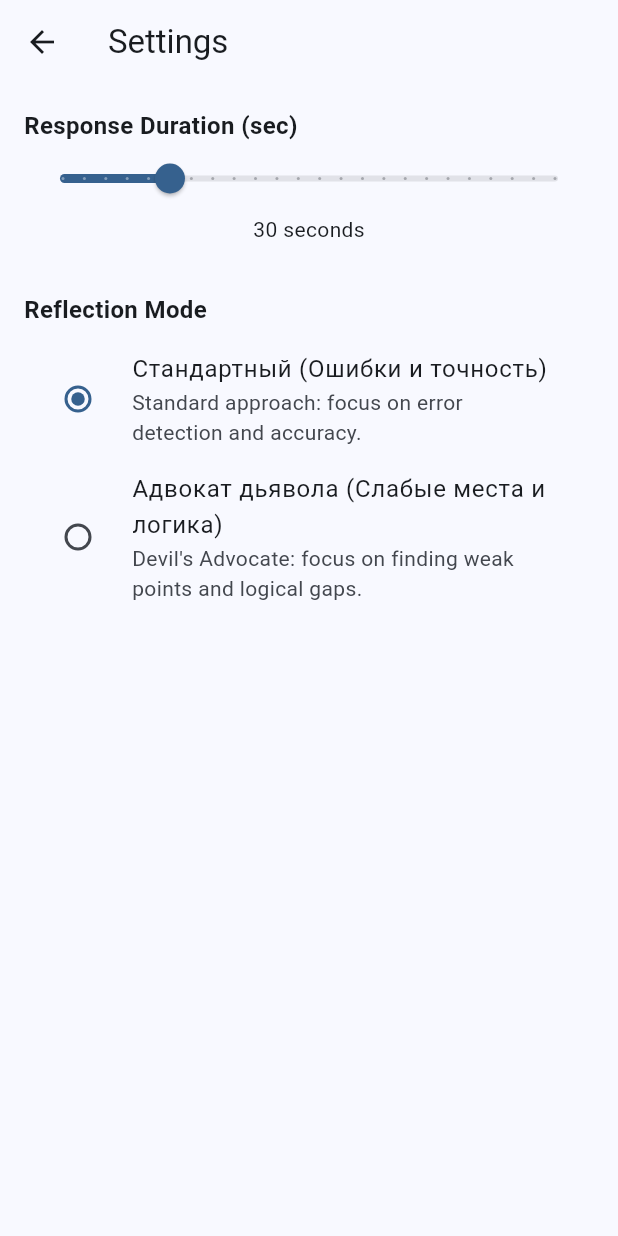
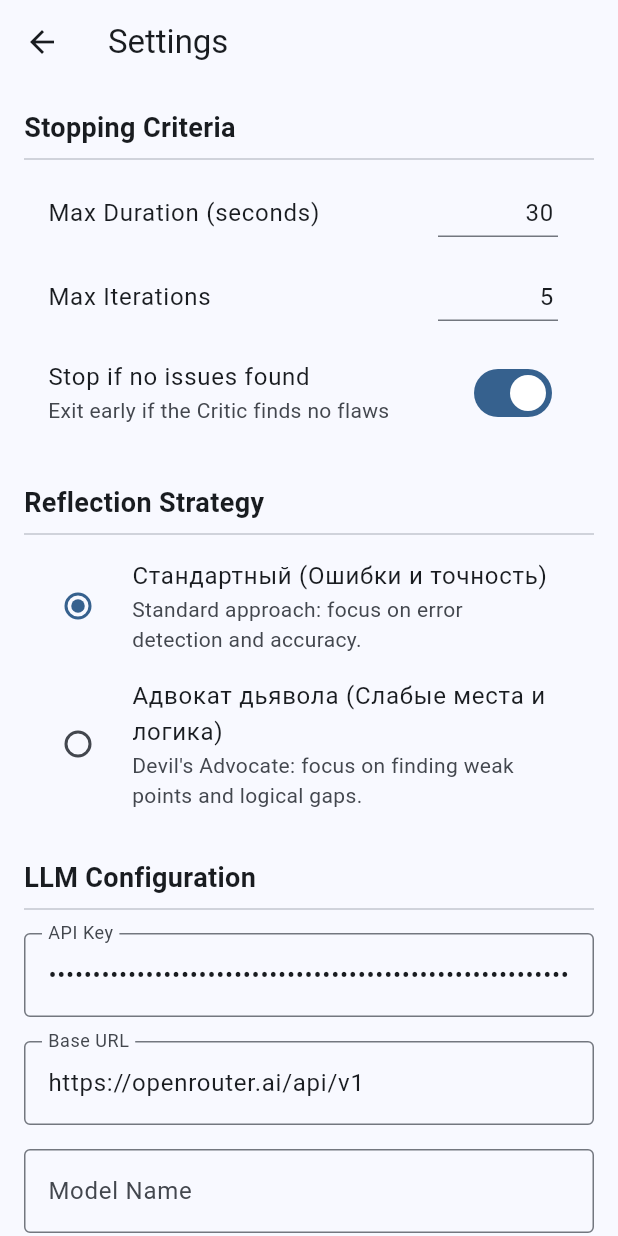
Before and after one commit to AlchemistDark/reflexive, a Flutter app: the screen it shows after launch, after a tap on the "settings" icon, on a phone screen of 412 x 824 dp. Run offline on Flutter 3.47's test engine with Material 3 defaults, Android fonts, the phone set to English and light mode, and no system bars; our stand-ins replace dio, equatable, flutter_bloc, flutter_markdown, get_it, shared_preferences.

Commit message:
Changed settings

```diff
--- a/lib/core/di/injection_container.dart
+++ b/lib/core/di/injection_container.dart
@@ -30,9 +30,7 @@ Future<void> init() async {
   sl.registerLazySingleton<LlmRepository>(
     () => DioLlmRepository(
       dio: sl(),
-      apiKey: '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',
-      baseUrl: 'https://openrouter.ai/api/v1',
-      model: 'openrouter/auto',
+      settingsRepository: sl(),
     ),
   );
 
--- a/lib/data/repositories/shared_prefs_settings_repository.dart
+++ b/lib/data/repositories/shared_prefs_settings_repository.dart
@@ -6,7 +6,12 @@ import 'package:reflexive/domain/repositories/settings_repository.dart';
 class SharedPrefsSettingsRepository implements SettingsRepository {
   final SharedPreferences _prefs;
   static const _keyMaxDuration = 'max_duration';
+  static const _keyMaxIterations = 'max_iterations';
+  static const _keyStopOnNoIssues = 'stop_on_no_issues';
   static const _keyReflectionMode = 'reflection_mode';
+  static const _keyApiKey = 'api_key';
+  static const _keyModelName = 'model_name';
+  static const _keyBaseUrl = 'base_url';
 
   /// Creates a new instance of [SharedPrefsSettingsRepository].
   SharedPrefsSettingsRepository(this._prefs);
@@ -22,6 +27,26 @@ class SharedPrefsSettingsRepository implements SettingsRepository {
   }
 
   @override
+  int getMaxIterations() {
+    return _prefs.getInt(_keyMaxIterations) ?? 5; // Default 5 iterations
+  }
+
+  @override
+  Future<void> setMaxIterations(int count) async {
+    await _prefs.setInt(_keyMaxIterations, count);
+  }
+
+  @override
+  bool getStopOnNoIssues() {
+    return _prefs.getBool(_keyStopOnNoIssues) ?? true; // Default true
+  }
+
+  @override
+  Future<void> setStopOnNoIssues(bool stop) async {
+    await _prefs.setBool(_keyStopOnNoIssues, stop);
+  }
+
+  @override
   ReflectionMode getReflectionMode() {
     final index = _prefs.getInt(_keyReflectionMode);
     if (index == null || index >= ReflectionMode.values.length) {
@@ -34,4 +59,34 @@ class SharedPrefsSettingsRepository implements SettingsRepository {
   Future<void> setReflectionMode(ReflectionMode mode) async {
     await _prefs.setInt(_keyReflectionMode, mode.index);
   }
+
+  @override
+  String getApiKey() {
+    return _prefs.getString(_keyApiKey) ?? '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';
+  }
+
+  @override
+  Future<void> setApiKey(String apiKey) async {
+    await _prefs.setString(_keyApiKey, apiKey);
+  }
+
+  @override
+  String getModelName() {
+    return _prefs.getString(_keyModelName) ?? 'openrouter/auto';
+  }
+
+  @override
+  Future<void> setModelName(String modelName) async {
+    await _prefs.setString(_keyModelName, modelName);
+  }
+
+  @override
+  String getBaseUrl() {
+    return _prefs.getString(_keyBaseUrl) ?? 'https://openrouter.ai/api/v1';
+  }
+
+  @override
+  Future<void> setBaseUrl(String baseUrl) async {
+    await _prefs.setString(_keyBaseUrl, baseUrl);
+  }
 }
--- a/lib/domain/repositories/settings_repository.dart
+++ b/lib/domain/repositories/settings_repository.dart
@@ -8,9 +8,39 @@ abstract class SettingsRepository {
   /// Retrieves the saved maximum duration in seconds.
   int getMaxDuration();
 
+  /// Persists the maximum number of iterations.
+  Future<void> setMaxIterations(int count);
+
+  /// Retrieves the saved maximum number of iterations.
+  int getMaxIterations();
+
+  /// Persists whether the process should stop if no issues are found.
+  Future<void> setStopOnNoIssues(bool stop);
+
+  /// Retrieves whether the process should stop if no issues are found.
+  bool getStopOnNoIssues();
+
   /// Persists the selected reflection mode.
   Future<void> setReflectionMode(ReflectionMode mode);
 
   /// Retrieves the currently selected reflection mode.
   ReflectionMode getReflectionMode();
+
+  /// Persists the API key for the LLM provider.
+  Future<void> setApiKey(String apiKey);
+
+  /// Retrieves the saved API key.
+  String getApiKey();
+
+  /// Persists the model name.
+  Future<void> setModelName(String modelName);
+
+  /// Retrieves the saved model name.
+  String getModelName();
+
+  /// Persists the base URL for the LLM provider.
+  Future<void> setBaseUrl(String baseUrl);
+
+  /// Retrieves the saved base URL.
+  String getBaseUrl();
 }
--- a/lib/domain/usecases/reflect_agent_usecase.dart
+++ b/lib/domain/usecases/reflect_agent_usecase.dart
@@ -17,11 +17,13 @@ class ReflectAgentUseCase {
   /// Returns a [Stream] of [ReflectionStep] containing intermediate results.
   /// [timePreset] defines the constraints (duration and iterations).
   /// [mode] defines the strategy used by the Critic agent.
+  /// [stopOnNoIssues] if true, the process stops when the Critic returns "NO_ISSUES".
   /// [cancelToken] can be used to abort the process.
   Stream<ReflectionStep> execute({
     required String query,
     required TimePreset timePreset,
     ReflectionMode mode = ReflectionMode.standard,
+    bool stopOnNoIssues = true,
     Object? cancelToken,
   }) async* {
     final stopwatch = Stopwatch()..start();
@@ -76,7 +78,7 @@ class ReflectAgentUseCase {
         role: AgentRole.critic,
       );
 
-      if (critique.trim().toUpperCase().contains("NO_ISSUES")) break;
+      if (stopOnNoIssues && critique.trim().toUpperCase().contains("NO_ISSUES")) break;
 
       // 3. Generation of improved answer
       final improved = await llmRepository.generate(
--- a/lib/presentation/bloc/chat_event.dart
+++ b/lib/presentation/bloc/chat_event.dart
@@ -14,13 +14,10 @@ class SendUserMessage extends ChatEvent {
   /// The text content of the user's query.
   final String text;
 
-  /// The time preset selected for the reflection process.
-  final TimePreset timePreset;
-
-  const SendUserMessage(this.text, this.timePreset);
+  const SendUserMessage(this.text);
 
   @override
-  List<Object?> get props => [text, timePreset];
+  List<Object?> get props => [text];
 }
 
 /// Event triggered to cancel the ongoing reflection process.
--- a/lib/presentation/screens/chat_screen.dart
+++ b/lib/presentation/screens/chat_screen.dart
@@ -1,6 +1,5 @@
 import 'package:flutter/material.dart';
 import 'package:flutter_bloc/flutter_bloc.dart';
-import 'package:reflexive/domain/entities/time_preset.dart';
 import 'package:reflexive/presentation/bloc/chat_bloc.dart';
 import 'package:reflexive/presentation/bloc/chat_event.dart';
 import 'package:reflexive/presentation/bloc/chat_state.dart';
@@ -20,7 +19,6 @@ class ChatScreen extends StatefulWidget {
 
 class _ChatScreenState extends State<ChatScreen> {
   final TextEditingController _controller = TextEditingController();
-  TimePreset _selectedPreset = TimePreset.normal;
 
   @override
   void dispose() {
@@ -32,7 +30,7 @@ class _ChatScreenState extends State<ChatScreen> {
   void _sendMessage(BuildContext context) {
     if (_controller.text.trim().isEmpty) return;
     context.read<ChatBloc>().add(
-          SendUserMessage(_controller.text.trim(), _selectedPreset),
+          SendUserMessage(_controller.text.trim()),
         );
     _controller.clear();
   }
@@ -52,21 +50,6 @@ class _ChatScreenState extends State<ChatScreen> {
                   MaterialPageRoute(builder: (_) => const SettingsScreen()),
                 );
               },
-            ),
-            PopupMenuButton<TimePreset>(
-              initialValue: _selectedPreset,
-              onSelected: (preset) {
-                setState(() => _selectedPreset = preset);
-              },
-              itemBuilder: (context) => [
-                const PopupMenuItem(value: TimePreset.fast, child: Text('Fast')),
-                const PopupMenuItem(value: TimePreset.normal, child: Text('Normal')),
-                const PopupMenuItem(value: TimePreset.deep, child: Text('Deep')),
-              ],
-              child: Padding(
-                padding: const EdgeInsets.symmetric(horizontal: 16.0),
-                child: Center(child: Text(_selectedPreset.name)),
-              ),
             ),
           ],
         ),
--- a/lib/presentation/screens/settings_screen.dart
+++ b/lib/presentation/screens/settings_screen.dart
@@ -15,25 +15,80 @@ class _SettingsScreenState extends State<SettingsScreen> {
   /// Instance of the settings repository.
   final _settingsRepository = sl<SettingsRepository>();
 
-  /// The maximum duration for reflection in seconds.
-  late int _maxDuration;
+  /// Controllers for text fields.
+  late TextEditingController _durationController;
+  late TextEditingController _iterationsController;
+  late TextEditingController _apiKeyController;
+  late TextEditingController _modelController;
+  late TextEditingController _baseUrlController;
 
   /// The currently selected reflection mode.
   late ReflectionMode _reflectionMode;
 
+  /// Whether to stop if no issues are found.
+  late bool _stopOnNoIssues;
+
   @override
   void initState() {
     super.initState();
-    _maxDuration = _settingsRepository.getMaxDuration();
+    _durationController = TextEditingController(
+      text: _settingsRepository.getMaxDuration().toString(),
+    );
+    _iterationsController = TextEditingController(
+      text: _settingsRepository.getMaxIterations().toString(),
+    );
+    _apiKeyController = TextEditingController(
+      text: _settingsRepository.getApiKey(),
+    );
+    _modelController = TextEditingController(
+      text: _settingsRepository.getModelName(),
+    );
+    _baseUrlController = TextEditingController(
+      text: _settingsRepository.getBaseUrl(),
+    );
     _reflectionMode = _settingsRepository.getReflectionMode();
+    _stopOnNoIssues = _settingsRepository.getStopOnNoIssues();
   }
 
-  /// Updates and persists the maximum duration.
-  void _saveDuration(double value) {
-    setState(() {
-      _maxDuration = value.toInt();
-    });
-    _settingsRepository.setMaxDuration(_maxDuration);
+  @override
+  void dispose() {
+    _durationController.dispose();
+    _iterationsController.dispose();
+    _apiKeyController.dispose();
+    _modelController.dispose();
+    _baseUrlController.dispose();
+    super.dispose();
+  }
+
+  /// Saves the API key.
+  void _saveApiKey(String value) {
+    _settingsRepository.setApiKey(value);
+  }
+
+  /// Saves the model name.
+  void _saveModelName(String value) {
+    _settingsRepository.setModelName(value);
+  }
+
+  /// Saves the base URL.
+  void _saveBaseUrl(String value) {
+    _settingsRepository.setBaseUrl(value);
+  }
+
+  /// Saves the duration from the text field.
+  void _saveDuration(String value) {
+    final seconds = int.tryParse(value);
+    if (seconds != null && seconds > 0) {
+      _settingsRepository.setMaxDuration(seconds);
+    }
+  }
+
+  /// Saves the iterations from the text field.
+  void _saveIterations(String value) {
+    final count = int.tryParse(value);
+    if (count != null && count > 0) {
+      _settingsRepository.setMaxIterations(count);
+    }
   }
 
   /// Updates and persists the reflection mode.
@@ -43,6 +98,14 @@ class _SettingsScreenState extends State<SettingsScreen> {
       _reflectionMode = mode;
     });
     _settingsRepository.setReflectionMode(mode);
+  }
+
+  /// Updates and persists the "Stop on no issues" setting.
+  void _saveStopOnNoIssues(bool value) {
+    setState(() {
+      _stopOnNoIssues = value;
+    });
+    _settingsRepository.setStopOnNoIssues(value);
   }
 
   @override
@@ -55,35 +118,96 @@ class _SettingsScreenState extends State<SettingsScreen> {
         padding: const EdgeInsets.all(16.0),
         children: [
           const Text(
-            'Response Duration (sec)',
-            style: TextStyle(fontSize: 16, fontWeight: FontWeight.bold),
+            'Stopping Criteria',
+            style: TextStyle(fontSize: 18, fontWeight: FontWeight.bold),
           ),
-          Slider(
-            value: _maxDuration.toDouble(),
-            min: 5,
-            max: 120,
-            divisions: 23,
-            label: '$_maxDuration sec',
-            onChanged: _saveDuration,
+          const Divider(),
+          ListTile(
+            title: const Text('Max Duration (seconds)'),
+            trailing: SizedBox(
+              width: 80,
+              child: TextField(
+                controller: _durationController,
+                keyboardType: TextInputType.number,
+                textAlign: TextAlign.end,
+                onChanged: _saveDuration,
+                decoration: const InputDecoration(isDense: true),
+              ),
+            ),
           ),
-          Center(child: Text('$_maxDuration seconds')),
-          const SizedBox(height: 32),
+          ListTile(
+            title: const Text('Max Iterations'),
+            trailing: SizedBox(
+              width: 80,
+              child: TextField(
+                controller: _iterationsController,
+                keyboardType: TextInputType.number,
+                textAlign: TextAlign.end,
+                onChanged: _saveIterations,
+                decoration: const InputDecoration(isDense: true),
+              ),
+            ),
+          ),
+          SwitchListTile(
+            title: const Text('Stop if no issues found'),
+            subtitle: const Text('Exit early if the Critic finds no flaws'),
+            value: _stopOnNoIssues,
+            onChanged: _saveStopOnNoIssues,
+          ),
+          const SizedBox(height: 24),
           const Text(
-            'Reflection Mode',
-            style: TextStyle(fontSize: 16, fontWeight: FontWeight.bold),
+            'Reflection Strategy',
+            style: TextStyle(fontSize: 18, fontWeight: FontWeight.bold),
           ),
-          const SizedBox(height: 8),
+          const Divider(),
           ...ReflectionMode.values.map((mode) {
             return RadioListTile<ReflectionMode>(
               title: Text(mode.displayName),
               subtitle: Text(mode == ReflectionMode.standard
-                ? 'Standard approach: focus on error detection and accuracy.'
-                : 'Devil\'s Advocate: focus on finding weak points and logical gaps.'),
+                  ? 'Standard approach: focus on error detection and accuracy.'
+                  : 'Devil\'s Advocate: focus on finding weak points and logical gaps.'),
               value: mode,
               groupValue: _reflectionMode,
               onChanged: _saveMode,
             );
           }),
+          const SizedBox(height: 24),
+          const Text(
+            'LLM Configuration',
+            style: TextStyle(fontSize: 18, fontWeight: FontWeight.bold),
+          ),
+          const Divider(),
+          const SizedBox(height: 8),
+          TextField(
+            controller: _apiKeyController,
+            decoration: const InputDecoration(
+              labelText: 'API Key',
+              border: OutlineInputBorder(),
+              hintText: 'sk-...',
+            ),
+            obscureText: true,
+            onChanged: _saveApiKey,
+          ),
+          const SizedBox(height: 16),
+          TextField(
+            controller: _baseUrlController,
+            decoration: const InputDecoration(
+              labelText: 'Base URL',
+              border: OutlineInputBorder(),
+              hintText: 'https://api.openai.com/v1',
+            ),
+            onChanged: _saveBaseUrl,
+          ),
+          const SizedBox(height: 16),
+          TextField(
+            controller: _modelController,
+            decoration: const InputDecoration(
+              labelText: 'Model Name',
+              border: OutlineInputBorder(),
+              hintText: 'gpt-4o',
+            ),
+            onChanged: _saveModelName,
+          ),
         ],
       ),
     );
```
Also changed, not shown: lib/data/repositories/dio_llm_repository.dart (+15 -15 lines), lib/presentation/bloc/chat_bloc.dart (+5 -2 lines).
